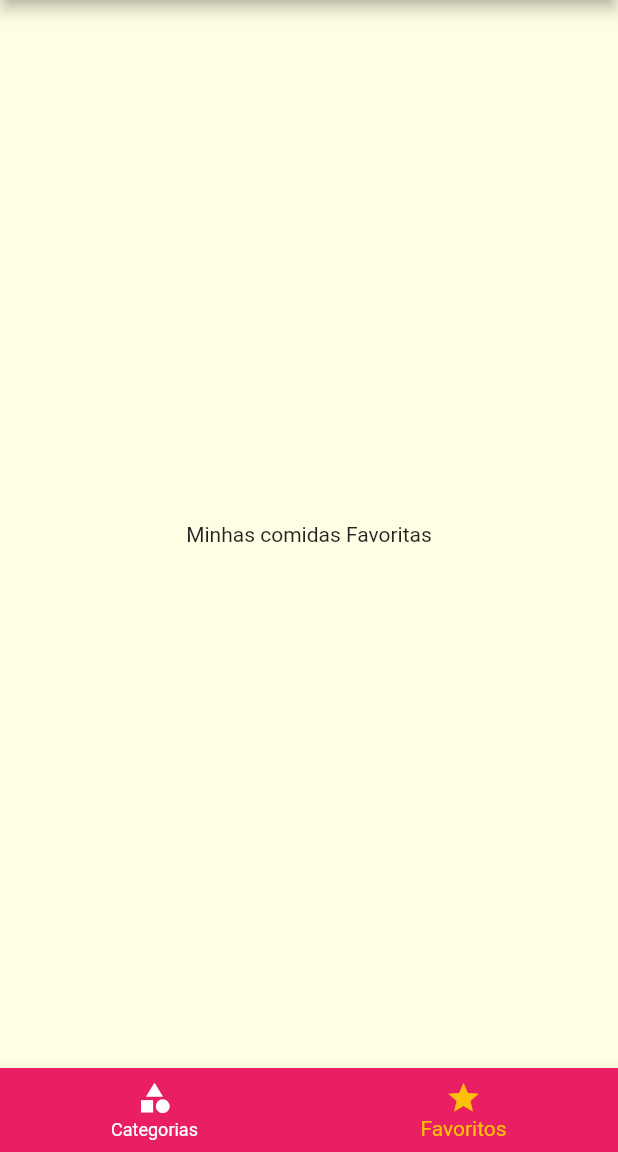
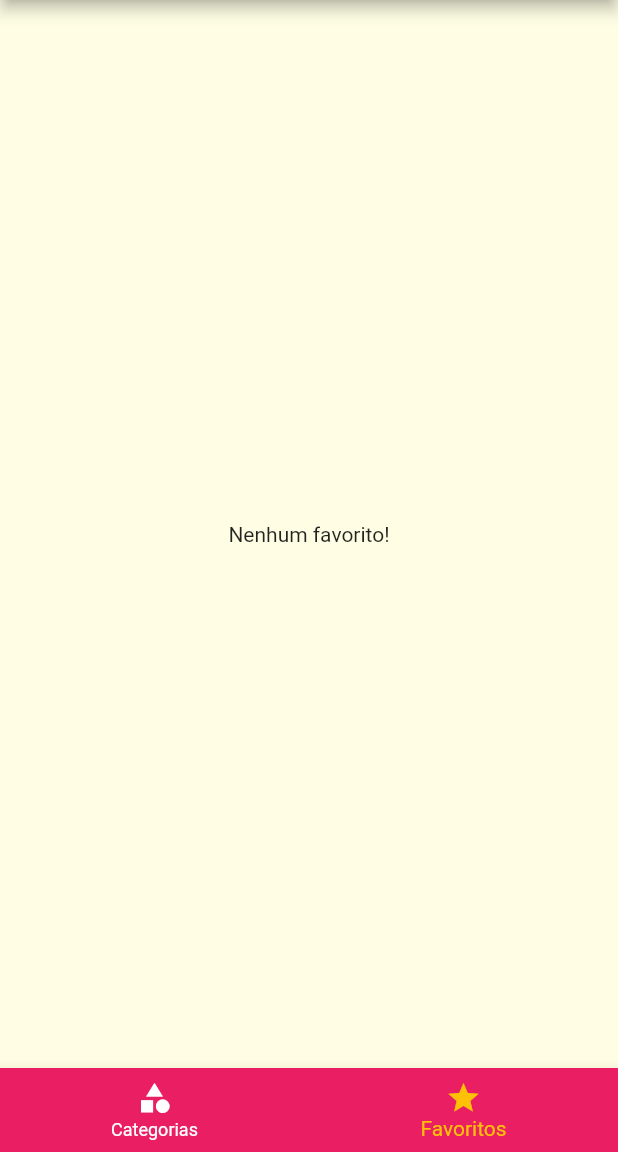
Before and after one commit to paulocagol/meals, a Flutter app: the screen it shows after launch, item 2 of the bottom bar chosen, on a phone screen of 412 x 824 dp, the part 84-1236 px from its top. Run offline on Flutter 3.47's test engine with Material 2 defaults, Android fonts, the phone set to English and light mode, and no system bars; Roboto replaces fonts that are missing (Raleway).

Commit message:
7. Navegação & Múltiplas Telas - Flutter

```diff
--- a/lib/main.dart
+++ b/lib/main.dart
@@ -16,10 +16,13 @@ class MyApp extends StatefulWidget {
 }
 
 class _MyAppState extends State<MyApp> {
+  Settings settings = Settings();
   List<Meal> _availableMeals = DUMMY_MEALS;
+  List<Meal> _favoriteMeals = [];
 
   void _filterMeals(Settings settings) {
     setState(() {
+      this.settings = settings;
       _availableMeals = DUMMY_MEALS.where((meal) {
         final filterGluten = settings.isGlutenFree && !meal.isGlutenFree;
         final filterLactose = settings.isLactoseFree && !meal.isLactoseFree;
@@ -29,6 +32,16 @@ class _MyAppState extends State<MyApp> {
         return !filterGluten && !filterLactose && !filterVegan && !filterVegetarian;
       }).toList();
     });
+  }
+
+  void _toggleFavorite(Meal meal) {
+    setState(() {
+      _favoriteMeals.contains(meal) ? _favoriteMeals.remove(meal) : _favoriteMeals.add(meal);
+    });
+  }
+
+  bool _isFavorite(Meal meal) {
+    return _favoriteMeals.contains(meal);
   }
 
   @override
@@ -49,10 +62,14 @@ class _MyAppState extends State<MyApp> {
       ),
       initialRoute: '/',
       routes: {
-        AppRoutes.HOME: (context) => TabsScreen(), // CategoriesScreen(),
+        AppRoutes.HOME: (context) => TabsScreen(favoritesMeals: _favoriteMeals), // CategoriesScreen(),
         AppRoutes.CATEGORIES_MEALS: (context) => CategoriesMealsScreen(meals: _availableMeals),
-        AppRoutes.MEAL_DETAIL: (context) => MealDetailScreeen(),
-        AppRoutes.SETTINGS: (context) => SettingsScreen(onSettingsChange: _filterMeals),
+        AppRoutes.MEAL_DETAIL: (context) =>
+            MealDetailScreeen(onToggleFavorite: _toggleFavorite, isFavorite: _isFavorite),
+        AppRoutes.SETTINGS: (context) => SettingsScreen(
+              settings: settings,
+              onSettingsChange: _filterMeals,
+            ),
       },
       // onGenerateRoute: (routeSettings) {
       //   if (routeSettings.name == '/alguma-coisa') {
--- a/lib/screens/categories_meals_screen.dart
+++ b/lib/screens/categories_meals_screen.dart
@@ -6,7 +6,10 @@ import 'package:meals/models/meal.dart';
 class CategoriesMealsScreen extends StatelessWidget {
   final List<Meal> meals;
 
-  const CategoriesMealsScreen({Key key, this.meals}) : super(key: key);
+  const CategoriesMealsScreen({
+    Key key,
+    this.meals,
+  }) : super(key: key);
 
   @override
   Widget build(BuildContext context) {
--- a/lib/screens/favorite_screen.dart
+++ b/lib/screens/favorite_screen.dart
@@ -1,10 +1,25 @@
 import 'package:flutter/material.dart';
+import 'package:meals/components/meal_item.dart';
+import 'package:meals/models/meal.dart';
 
 class FavoriteScreen extends StatelessWidget {
+  final List<Meal> favoriteMeals;
+
+  const FavoriteScreen({Key key, this.favoriteMeals}) : super(key: key);
+
   @override
   Widget build(BuildContext context) {
-    return Center(
-      child: Text('Minhas comidas Favoritas'),
-    );
+    if (favoriteMeals.isEmpty) {
+      return Center(
+        child: Text('Nenhum favorito!'),
+      );
+    } else {
+      return ListView.builder(
+        itemCount: favoriteMeals.length,
+        itemBuilder: (BuildContext context, int index) {
+          return MealItem(meal: favoriteMeals[index]);
+        },
+      );
+    }
   }
 }
--- a/lib/screens/tabs_screen.dart
+++ b/lib/screens/tabs_screen.dart
@@ -1,19 +1,30 @@
 import 'package:flutter/material.dart';
 import 'package:meals/components/main_drawer.dart';
+import 'package:meals/models/meal.dart';
 import 'package:meals/screens/categories_screen.dart';
 import 'package:meals/screens/favorite_screen.dart';
 
 class TabsScreen extends StatefulWidget {
+  final List<Meal> favoritesMeals;
+
+  const TabsScreen({Key key, this.favoritesMeals}) : super(key: key);
+
   @override
   _TabsScreenState createState() => _TabsScreenState();
 }
 
 class _TabsScreenState extends State<TabsScreen> {
   int _selectedScreenIndex = 0;
-  final List<Map<String, Object>> _screens = [
-    {'title': 'Categorias', 'screen': CategoriesScreen()},
-    {'title': 'Favoritos', 'screen': FavoriteScreen()},
-  ];
+  List<Map<String, Object>> _screens;
+
+  @override
+  void initState() {
+    super.initState();
+    _screens = [
+      {'title': 'Categorias', 'screen': CategoriesScreen()},
+      {'title': 'Favoritos', 'screen': FavoriteScreen(favoriteMeals: widget.favoritesMeals)},
+    ];
+  }
 
   _selectScreen(int index) {
     setState(() {
@@ -34,9 +45,7 @@ class _TabsScreenState extends State<TabsScreen> {
           ),
         ),
       ),
-      drawer: MainDrawer(
-
-      ),
+      drawer: MainDrawer(),
       body: _screens[_selectedScreenIndex]['screen'],
       bottomNavigationBar: BottomNavigationBar(
         onTap: _selectScreen,
```
Also changed, not shown: lib/screens/meal_detail_screen.dart (+11 -2 lines), lib/screens/settings_screen.dart (+13 -2 lines).
